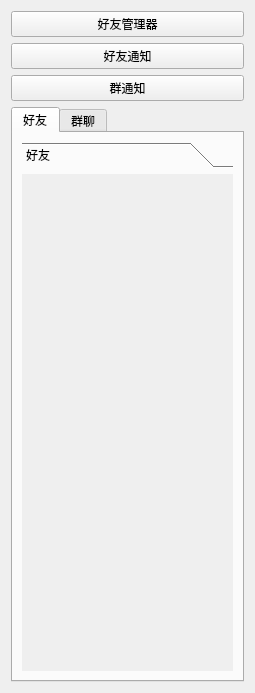
Before: the Qt Designer form src/page/base-arch/contact-page/ContactPage.ui in FUQUANYUO/SynergySpot, drawn with Qt 5.
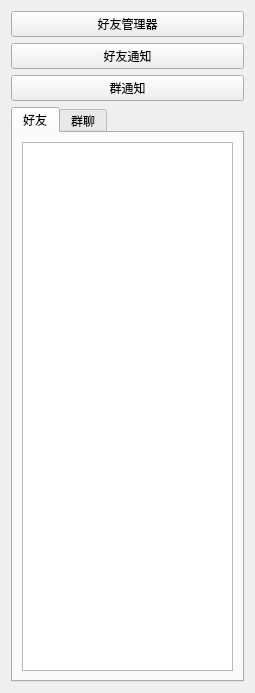
After: the same form once the commit is applied.

Commit message: contact-list has completed

```diff
--- a/src/page/base-arch/contact-page/ContactPage.ui
+++ b/src/page/base-arch/contact-page/ContactPage.ui
@@ -49,24 +49,7 @@
       </attribute>
       <layout class="QHBoxLayout" name="horizontalLayout">
        <item>
-        <widget class="QToolBox" name="toolBox">
-         <property name="currentIndex">
-          <number>0</number>
-         </property>
-         <widget class="QWidget" name="friendPage">
-          <property name="geometry">
-           <rect>
-            <x>0</x>
-            <y>0</y>
-            <width>213</width>
-            <height>509</height>
-           </rect>
-          </property>
-          <attribute name="label">
-           <string>好友</string>
-          </attribute>
-         </widget>
-        </widget>
+        <widget class="QTreeView" name="ftv"/>
        </item>
       </layout>
      </widget>
```
Left out of the diff: 19 changed lines with no effect on the pictures. The commit also changes 13 other files.
